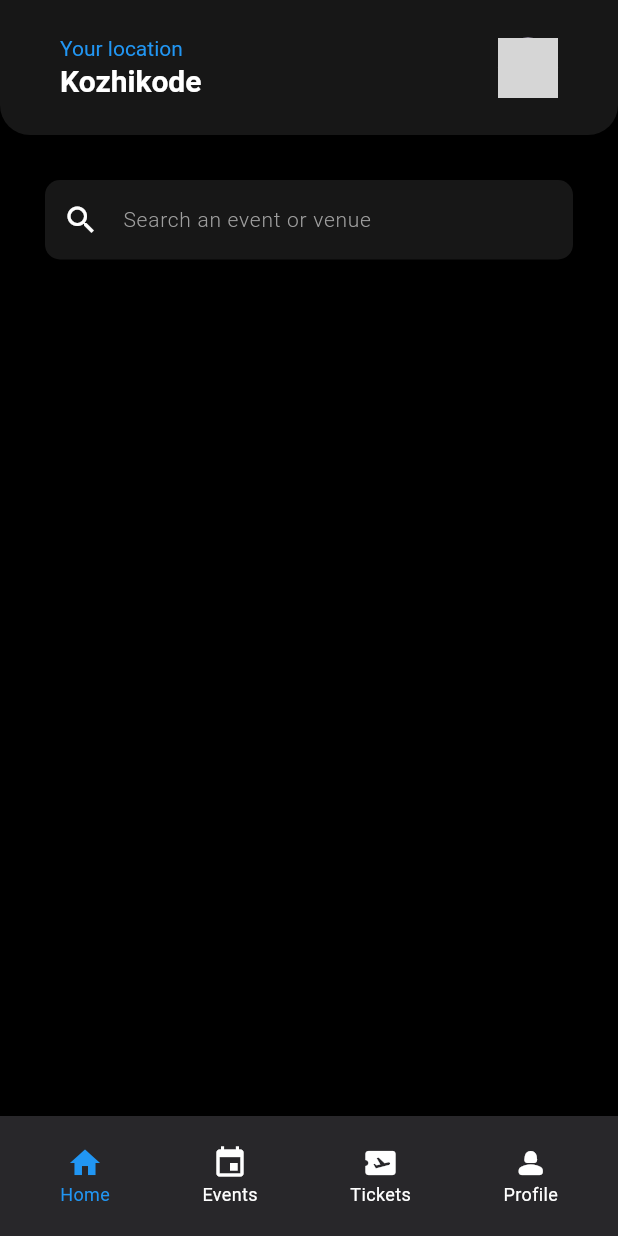
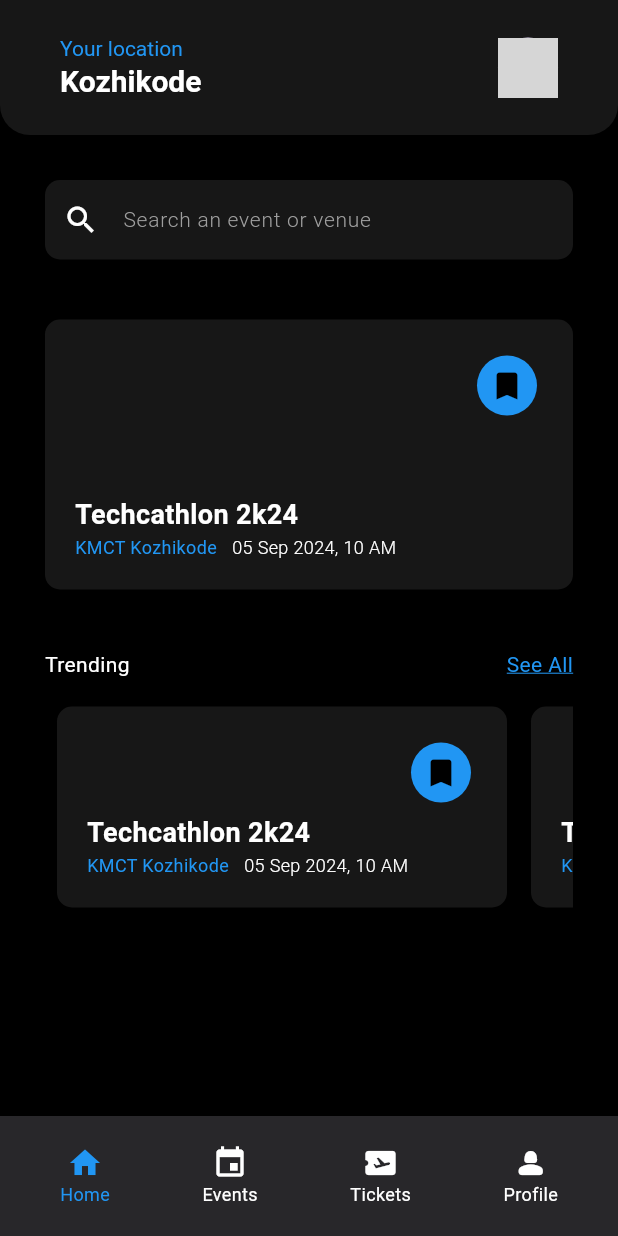
Before and after one commit to Kethankrk/event_mangement_app, a Flutter app: the screen it shows after launch, after a tap on "Sign In", on a phone screen of 412 x 824 dp. Run offline on Flutter 3.47's test engine with Material 3 defaults, Android fonts, the phone set to English and light mode, and no system bars; our stand-ins replace dotted_border, fluttertoast, google_sign_in, image_picker, pin_code_fields; network calls fail; grey boxes are pictures that could not be loaded.

Commit message:
created event card and homepage layout

```diff
--- a/lib/pages/home_page.dart
+++ b/lib/pages/home_page.dart
@@ -1,8 +1,10 @@
 import 'package:flutter/material.dart';
 import 'package:planit/utils/theme.dart';
 import 'package:planit/widgets/base_layout.dart';
+import 'package:planit/widgets/custom_button.dart';
 import 'package:planit/widgets/custom_input.dart';
 import 'package:planit/widgets/homepage/appbar.dart';
+import 'package:planit/widgets/homepage/event_card.dart';
 
 class Homepage extends StatelessWidget {
   final TextEditingController searchText = TextEditingController();
@@ -13,6 +15,8 @@ class Homepage extends StatelessWidget {
       appbar: hompageAppBar,
       padding: 30,
       backgroundColor: Colors.black,
+      child: SingleChildScrollView(
+        physics: const BouncingScrollPhysics(),
         child: Column(
           children: [
             CustomInputField(
@@ -25,7 +29,42 @@ class Homepage extends StatelessWidget {
                 color: Colors.white,
               ),
             ),
+            const SizedBox(height: 40),
+            const EventCard(
+              title: "Techcathlon 2k24",
+              location: "KMCT Kozhikode",
+              datetime: "05 Sep 2024, 10 AM",
+              imageUrl: "https://img.com/",
+            ),
+            const SizedBox(height: 40),
+            Row(
+              mainAxisAlignment: MainAxisAlignment.spaceBetween,
+              children: [
+                const DisplaySmall(text: "Trending"),
+                customTextButton(text: "See All", onPress: () {})
               ],
+            ),
+            const SizedBox(height: 10),
+            SizedBox(
+              height: 150,
+              child: ListView.builder(
+                  scrollDirection: Axis.horizontal,
+                  itemCount: 2,
+                  itemBuilder: (context, index) {
+                    return const Padding(
+                      padding: EdgeInsets.all(8.0),
+                      child: EventCard(
+                        title: "Techcathlon 2k24",
+                        location: "KMCT Kozhikode",
+                        datetime: "05 Sep 2024, 10 AM",
+                        imageUrl: "https://img.com/",
+                        width: 300,
+                      ),
+                    );
+                  }),
+            ),
+          ],
+        ),
       ),
     );
   }
--- /dev/null
+++ b/lib/widgets/homepage/event_card.dart
@@ -0,0 +1,77 @@
+import 'package:flutter/material.dart';
+import 'package:planit/utils/theme.dart';
+
+class EventCard extends StatelessWidget {
+  final String title;
+  final String location;
+  final String datetime;
+  final String imageUrl;
+  final double? width;
+  const EventCard({
+    super.key,
+    required this.title,
+    required this.location,
+    required this.datetime,
+    required this.imageUrl,
+    this.width,
+  });
+
+  @override
+  Widget build(BuildContext context) {
+    return Container(
+      width: width ?? double.infinity,
+      height: 180,
+      padding: const EdgeInsets.all(20),
+      decoration: BoxDecoration(
+        color: CustomColors.dim,
+        borderRadius: BorderRadius.circular(10),
+      ),
+      child: Column(
+        mainAxisAlignment: MainAxisAlignment.spaceBetween,
+        crossAxisAlignment: CrossAxisAlignment.start,
+        children: [
+          Row(
+            mainAxisAlignment: MainAxisAlignment.end,
+            children: [
+              IconButton(
+                  onPressed: () {},
+                  style: const ButtonStyle(
+                    backgroundColor: WidgetStatePropertyAll(Colors.blue),
+                  ),
+                  hoverColor: Colors.blue,
+                  icon: const Icon(
+                    Icons.bookmark,
+                    color: Colors.black,
+                  )),
+            ],
+          ),
+          Column(
+            crossAxisAlignment: CrossAxisAlignment.start,
+            children: [
+              CustomText(
+                text: title,
+                size: 18,
+                weight: FontWeight.w600,
+              ),
+              Row(
+                children: [
+                  CustomText(
+                    text: location,
+                    size: 12,
+                    color: Colors.blue,
+                  ),
+                  const SizedBox(width: 10),
+                  CustomText(
+                    text: datetime,
+                    size: 12,
+                    weight: FontWeight.w300,
+                  ),
+                ],
+              )
+            ],
+          )
+        ],
+      ),
+    );
+  }
+}
```
Lines whose indentation alone changed are shown as unchanged.
